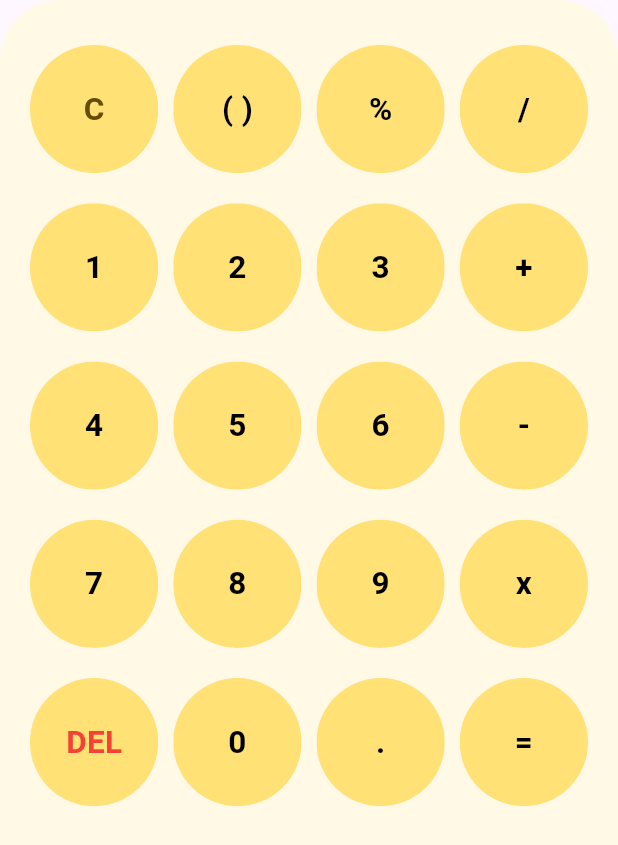
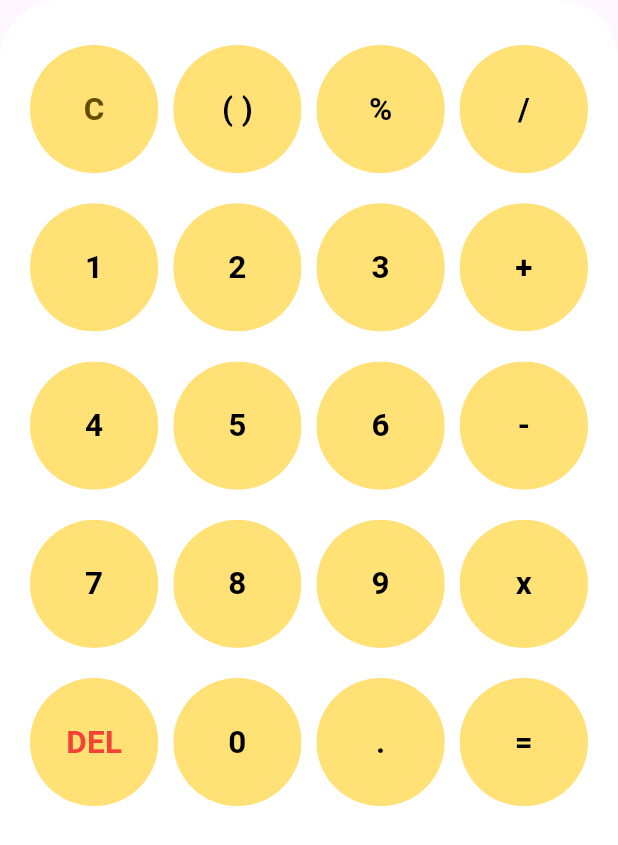
Before and after one commit to bhawesh2002/material_calculator, a Flutter app: the screen it shows after launch, on a phone screen of 412 x 824 dp. Shown: the top 845 px of the screen. Run offline on Flutter 3.47's test engine with Material 2 defaults, Android fonts, the phone set to English and light mode, and no system bars; our stand-ins replace get, math_expressions.

Commit message:
change numpad color to white

```diff
--- a/lib/numpad.dart
+++ b/lib/numpad.dart
@@ -35,7 +35,7 @@ class NumPad extends StatelessWidget {
       width: MediaQuery.of(context).size.width,
       height: MediaQuery.of(context).size.height,
       decoration: BoxDecoration(
-          color: MaterialCalcColors().shade50,
+          color: Colors.white,
           borderRadius: const BorderRadius.only(
               topLeft: Radius.circular(40), topRight: Radius.circular(40))),
       child: GridView.builder(
```
